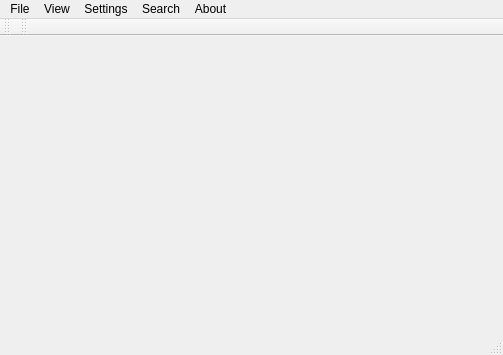
axsapronov/QCSMnist, file src/main/mainwindow.ui: the form before one commit.
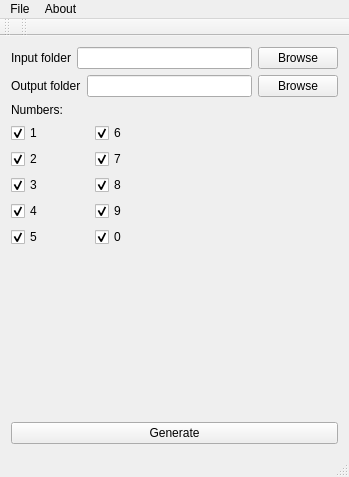
The form after the commit.

```diff
--- a/src/main/mainwindow.ui
+++ b/src/main/mainwindow.ui
@@ -6,21 +6,197 @@
    <rect>
     <x>0</x>
     <y>0</y>
-    <width>503</width>
-    <height>355</height>
+    <width>349</width>
+    <height>477</height>
    </rect>
   </property>
   <property name="windowTitle">
    <string>MainWindow</string>
   </property>
-  <widget class="QWidget" name="centralWidget"/>
+  <widget class="QWidget" name="centralWidget">
+   <layout class="QGridLayout" name="gridLayout_2">
+    <item row="0" column="0" colspan="2">
+     <layout class="QHBoxLayout" name="horizontalLayout">
+      <item>
+       <widget class="QLabel" name="label">
+        <property name="text">
+         <string>Input folder</string>
+        </property>
+       </widget>
+      </item>
+      <item>
+       <widget class="QLineEdit" name="LEInputFolder"/>
+      </item>
+      <item>
+       <widget class="QPushButton" name="pBBrowseInputFolder">
+        <property name="text">
+         <string>Browse</string>
+        </property>
+       </widget>
+      </item>
+     </layout>
+    </item>
+    <item row="1" column="0" colspan="2">
+     <layout class="QHBoxLayout" name="horizontalLayout_2">
+      <item>
+       <widget class="QLabel" name="label_2">
+        <property name="text">
+         <string>Output folder</string>
+        </property>
+       </widget>
+      </item>
+      <item>
+       <widget class="QLineEdit" name="LEPutputFolder"/>
+      </item>
+      <item>
+       <widget class="QPushButton" name="pBBrowseOutPutFolder">
+        <property name="text">
+         <string>Browse</string>
+        </property>
+       </widget>
+      </item>
+     </layout>
+    </item>
+    <item row="2" column="0">
+     <widget class="QLabel" name="label_3">
+      <property name="text">
+       <string>Numbers:</string>
+      </property>
+     </widget>
+    </item>
+    <item row="3" column="0">
+     <layout class="QGridLayout" name="gridLayout">
+      <item row="0" column="0">
+       <widget class="QCheckBox" name="checkB_1">
+        <property name="text">
+         <string>1</string>
+        </property>
+        <property name="checked">
+         <bool>true</bool>
+        </property>
+       </widget>
+      </item>
+      <item row="0" column="1">
+       <widget class="QCheckBox" name="checkB_6">
+        <property name="text">
+         <string>6</string>
+        </property>
+        <property name="checked">
+         <bool>true</bool>
+        </property>
+       </widget>
+      </item>
+      <item row="1" column="0">
+       <widget class="QCheckBox" name="checkB_2">
+        <property name="text">
+         <string>2</string>
+        </property>
+        <property name="checked">
+         <bool>true</bool>
+        </property>
+       </widget>
+      </item>
+      <item row="1" column="1">
+       <widget class="QCheckBox" name="checkB_7">
+        <property name="text">
+         <string>7</string>
+        </property>
+        <property name="checked">
+         <bool>true</bool>
+        </property>
+       </widget>
+      </item>
+      <item row="2" column="0">
+       <widget class="QCheckBox" name="checkB_3">
+        <property name="text">
+         <string>3</string>
+        </property>
+        <property name="checked">
+         <bool>true</bool>
+        </property>
+       </widget>
+      </item>
+      <item row="2" column="1">
+       <widget class="QCheckBox" name="checkB_8">
+        <property name="text">
+         <string>8</string>
+        </property>
+        <property name="checked">
+         <bool>true</bool>
+        </property>
+       </widget>
+      </item>
+      <item row="3" column="0">
+       <widget class="QCheckBox" name="checkB_4">
+        <property name="text">
+         <string>4</string>
+        </property>
+        <property name="checked">
+         <bool>true</bool>
+        </property>
+       </widget>
+      </item>
+      <item row="3" column="1">
+       <widget class="QCheckBox" name="checkB_9">
+        <property name="text">
+         <string>9</string>
+        </property>
+        <property name="checked">
+         <bool>true</bool>
+        </property>
+       </widget>
+      </item>
+      <item row="4" column="0">
+       <widget class="QCheckBox" name="checkB_5">
+        <property name="text">
+         <string>5</string>
+        </property>
+        <property name="checked">
+         <bool>true</bool>
+        </property>
+       </widget>
+      </item>
+      <item row="4" column="1">
+       <widget class="QCheckBox" name="checkB_0">
+        <property name="text">
+         <string>0</string>
+        </property>
+        <property name="checked">
+         <bool>true</bool>
+        </property>
+       </widget>
+      </item>
+     </layout>
+    </item>
+    <item row="4" column="1">
+     <spacer name="verticalSpacer">
+      <property name="orientation">
+       <enum>Qt::Vertical</enum>
+      </property>
+      <property name="sizeHint" stdset="0">
+       <size>
+        <width>20</width>
+        <height>152</height>
+       </size>
+      </property>
+     </spacer>
+    </item>
+    <item row="5" column="0" colspan="2">
+     <widget class="QPushButton" name="pBGenerate">
+      <property name="text">
+       <string>Generate</string>
+      </property>
+     </widget>
+    </item>
+   </layout>
+  </widget>
   <widget class="QMenuBar" name="menuBar">
    <property name="geometry">
     <rect>
      <x>0</x>
      <y>0</y>
-     <width>503</width>
-     <height>23</height>
+     <width>349</width>
+     <height>22</height>
     </rect>
    </property>
    <widget class="QMenu" name="mFile">
@@ -30,39 +206,6 @@
     <addaction name="separator"/>
     <addaction name="action_File_Close"/>
    </widget>
-   <widget class="QMenu" name="mView">
-    <property name="title">
-     <string>View</string>
-    </property>
-   </widget>
-   <widget class="QMenu" name="mSettings">
-    <property name="title">
-     <string>Settings</string>
-    </property>
-    <widget class="QMenu" name="mSettingsLanguage">
-     <property name="title">
-      <string>Language</string>
-     </property>
-     <addaction name="action_Settings_Language_Russian"/>
-     <addaction name="action_Settings_Language_France"/>
-     <addaction name="action_Settings_Language_English"/>
-     <addaction name="action_Settings_Language_Deutsch"/>
-    </widget>
-    <addaction name="action_Settings_General"/>
-    <addaction name="mSettingsLanguage"/>
-    <addaction name="separator"/>
-    <addaction name="action_Settings_Module"/>
-    <addaction name="action_Settings_Lan"/>
-    <addaction name="action_Settings_Font"/>
-   </widget>
-   <widget class="QMenu" name="mSearch">
-    <property name="title">
-     <string>Search</string>
-    </property>
-    <addaction name="action_Search_Find"/>
-    <addaction name="action_Search_Find_More"/>
-    <addaction name="action_Search_Find_and_replace"/>
-   </widget>
    <widget class="QMenu" name="mAbout">
     <property name="title">
      <string>About</string>
@@ -74,9 +217,6 @@
     <addaction name="action_About_Site"/>
    </widget>
    <addaction name="mFile"/>
-   <addaction name="mView"/>
-   <addaction name="mSettings"/>
-   <addaction name="mSearch"/>
    <addaction name="mAbout"/>
   </widget>
   <widget class="QToolBar" name="mainToolBar">
```
